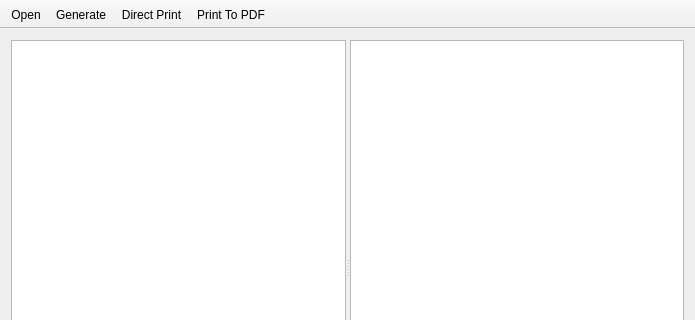
This is MainWindow.ui in Denterosent/qtroad as Qt 5 draws it before an edit; both pictures show x 0 to 695 and y 0 to 320 of the 695 by 504 pixel window. The edited form follows.
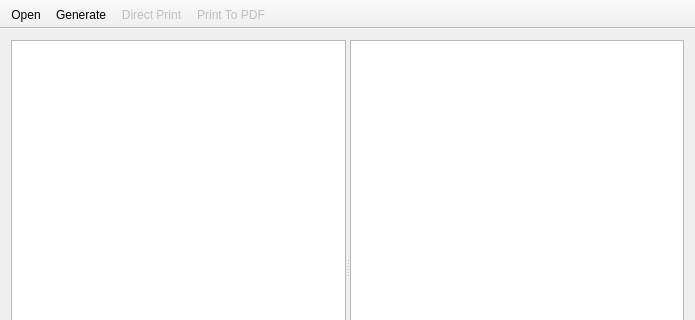
This is the edited form.

Commit message: catched bug, where MainWindow was trying to print a non-existant QGraphicsScene

Diff of the .ui file:
```diff
--- a/MainWindow.ui
+++ b/MainWindow.ui
@@ -70,6 +70,9 @@
    </property>
   </action>
   <action name="actionDirect_Print">
+   <property name="enabled">
+    <bool>false</bool>
+   </property>
    <property name="text">
     <string>Direct Print</string>
    </property>
@@ -78,6 +81,9 @@
    </property>
   </action>
   <action name="actionPrint_To_PDF">
+   <property name="enabled">
+    <bool>false</bool>
+   </property>
    <property name="text">
     <string>Print To PDF</string>
    </property>
```
The commit also changes 1 other file.
